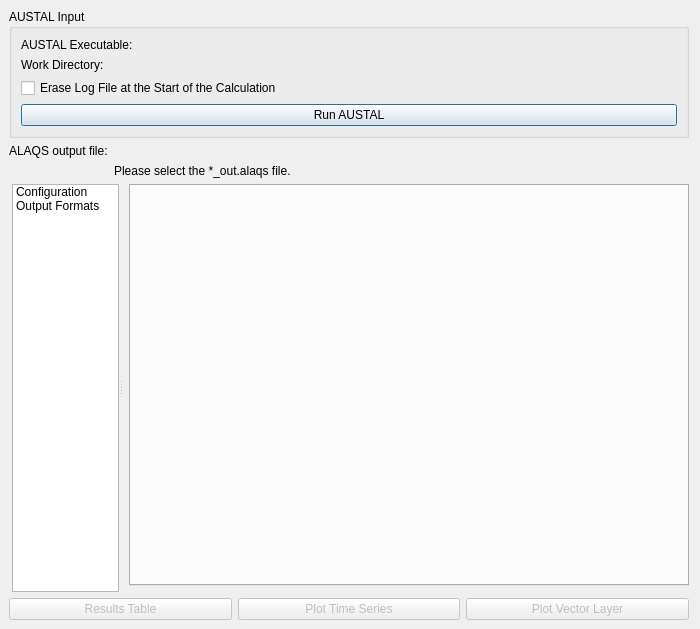
Old version of the form open_alaqs/ui/ui_run_austal.ui in the repository eurocontrol-asu/open_alaqs.
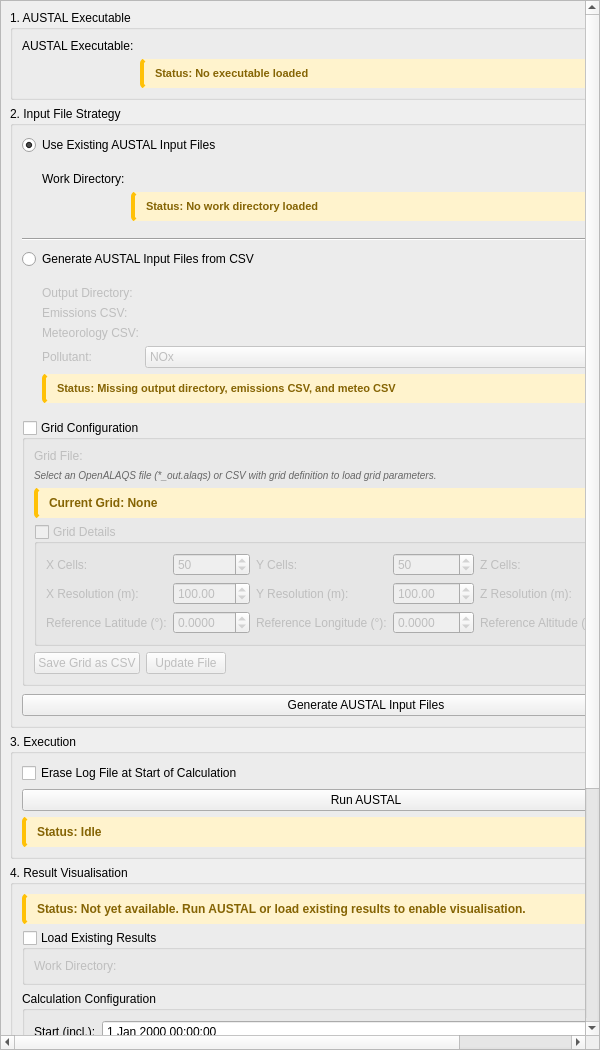
New version of the form. Icons and pictures are not drawn. Custom widgets are drawn as their Qt base class.

Commit message: [ui-rearchitecture] Redesign dispersion module with uploads, grid configuration and improved feedback for the inputs status

```diff
--- a/open_alaqs/ui/ui_run_austal.ui
+++ b/open_alaqs/ui/ui_run_austal.ui
@@ -6,14 +6,20 @@
    <rect>
     <x>0</x>
     <y>0</y>
-    <width>700</width>
-    <height>629</height>
+    <width>600</width>
+    <height>1050</height>
    </rect>
   </property>
+  <property name="minimumSize">
+   <size>
+    <width>500</width>
+    <height>450</height>
+   </size>
+  </property>
   <property name="sizePolicy">
-   <sizepolicy hsizetype="MinimumExpanding" vsizetype="Fixed">
-    <horstretch>0</horstretch>
-    <verstretch>0</verstretch>
+   <sizepolicy hsizetype="Expanding" vsizetype="Expanding">
+    <horstretch>1</horstretch>
+    <verstretch>1</verstretch>
    </sizepolicy>
   </property>
   <property name="windowTitle">
@@ -24,22 +30,59 @@
   </property>
   <layout class="QVBoxLayout" name="verticalLayout">
    <property name="leftMargin">
-    <number>9</number>
+    <number>0</number>
    </property>
    <property name="topMargin">
-    <number>9</number>
+    <number>0</number>
+   </property>
+   <property name="rightMargin">
+    <number>0</number>
    </property>
    <property name="bottomMargin">
-    <number>9</number>
+    <number>0</number>
    </property>
+   <property name="spacing">
+    <number>0</number>
+   </property>
    <item>
-    <widget class="QGroupBox" name="outputGroupBox">
+    <widget class="QScrollArea" name="scrollArea">
+     <property name="widgetResizable">
+      <bool>true</bool>
+     </property>
+     <widget class="QWidget" name="scrollContents">
+      <property name="geometry">
+       <rect>
+        <x>0</x>
+        <y>0</y>
+        <width>882</width>
+        <height>1082</height>
+       </rect>
+      </property>
+      <layout class="QVBoxLayout" name="mainVerticalLayout">
+       <property name="leftMargin">
+        <number>9</number>
+       </property>
+       <property name="topMargin">
+        <number>9</number>
+       </property>
+       <property name="rightMargin">
+        <number>9</number>
+       </property>
+       <property name="bottomMargin">
+        <number>9</number>
+       </property>
+       <property name="spacing">
+        <number>6</number>
+       </property>
+   <!-- Section 1: AUSTAL Executable -->
+   <item>
+    <widget class="QGroupBox" name="executableGroupBox">
      <property name="title">
-      <string>AUSTAL Input</string>
+      <string>1. AUSTAL Executable</string>
      </property>
-     <layout class="QGridLayout" name="gridLayout">
+     <layout class="QFormLayout" name="executableLayout">
       <item row="0" column="0">
-       <widget class="QLabel" name="label">
+       <widget class="QLabel" name="executableLabel">
         <property name="text">
          <string>AUSTAL Executable:</string>
         </property>
@@ -55,31 +98,552 @@
         </property>
        </widget>
       </item>
-      <item row="1" column="0">
-       <widget class="QLabel" name="label_2">
-        <property name="text">
-         <string>Work Directory:</string>
-        </property>
-       </widget>
-      </item>
       <item row="1" column="1">
-       <widget class="QgsFileWidget" name="work_directory_path">
+       <widget class="QLabel" name="executableStatusLabel">
+        <property name="text">
+         <string>Status: No executable loaded</string>
+        </property>
+        <property name="styleSheet">
+         <string>background-color: #fff3cd; padding: 8px; border-radius: 4px; border-left: 4px solid #ffc107; color: #856404; font-weight: bold; font-size: 11px;</string>
+        </property>
+       </widget>
+      </item>
+     </layout>
+    </widget>
+   </item>
+   <!-- Section 2: Input File Strategy -->
+   <item>
+    <widget class="QGroupBox" name="inputStrategyGroupBox">
+     <property name="title">
+      <string>2. Input File Strategy</string>
+     </property>
+     <layout class="QVBoxLayout" name="inputStrategyLayout">
+      <property name="spacing">
+       <number>8</number>
+      </property>
+      <!-- Option A: Use Existing Files -->
+      <item>
+       <widget class="QRadioButton" name="useExistingFilesRadio">
+        <property name="text">
+         <string>Use Existing AUSTAL Input Files</string>
+        </property>
+        <property name="checked">
+         <bool>true</bool>
+        </property>
+       </widget>
+      </item>
+      <item>
+       <widget class="QFrame" name="existingFilesFrame">
+        <property name="visible">
+         <bool>true</bool>
+        </property>
+        <property name="frameShape">
+         <enum>QFrame::NoFrame</enum>
+        </property>
+        <layout class="QFormLayout" name="existingFilesLayout">
+         <property name="leftMargin">
+          <number>20</number>
+         </property>
+         <item row="0" column="0">
+          <widget class="QLabel" name="existingWorkDirLabel">
+           <property name="text">
+            <string>Work Directory:</string>
+           </property>
+          </widget>
+         </item>
+         <item row="0" column="1">
+          <widget class="QgsFileWidget" name="work_directory_path">
+           <property name="sizePolicy">
+            <sizepolicy hsizetype="Expanding" vsizetype="Fixed">
+             <horstretch>1</horstretch>
+             <verstretch>0</verstretch>
+            </sizepolicy>
+           </property>
+          </widget>
+         </item>
+         <item row="1" column="1">
+          <widget class="QLabel" name="existingFilesStatusLabel">
+           <property name="text">
+            <string>Status: No work directory loaded</string>
+           </property>
+           <property name="styleSheet">
+            <string>background-color: #fff3cd; padding: 8px; border-radius: 4px; border-left: 4px solid #ffc107; color: #856404; font-weight: bold; font-size: 11px;</string>
+           </property>
+          </widget>
+         </item>
+        </layout>
+       </widget>
+      </item>
+      <!-- Separator -->
+      <item>
+       <widget class="Line" name="inputStrategyLine">
+        <property name="orientation">
+         <enum>Qt::Horizontal</enum>
+        </property>
+       </widget>
+      </item>
+      <!-- Option B: Generate from CSV -->
+      <item>
+       <widget class="QRadioButton" name="generateFromCsvRadio">
+        <property name="text">
+         <string>Generate AUSTAL Input Files from CSV</string>
+        </property>
+       </widget>
+      </item>
+      <item>
+       <widget class="QFrame" name="generateFromCsvFrame">
+        <property name="visible">
+         <bool>false</bool>
+        </property>
+        <property name="enabled">
+         <bool>false</bool>
+        </property>
+        <property name="frameShape">
+         <enum>QFrame::NoFrame</enum>
+        </property>
+        <layout class="QFormLayout" name="generateFromCsvLayout">
+         <property name="leftMargin">
+          <number>20</number>
+         </property>
+         <item row="0" column="0">
+          <widget class="QLabel" name="csvOutputDirLabel">
+           <property name="text">
+            <string>Output Directory:</string>
+           </property>
+          </widget>
+         </item>
+         <item row="0" column="1">
+          <widget class="QgsFileWidget" name="output_directory_path">
+           <property name="sizePolicy">
+            <sizepolicy hsizetype="Expanding" vsizetype="Fixed">
+             <horstretch>1</horstretch>
+             <verstretch>0</verstretch>
+            </sizepolicy>
+           </property>
+          </widget>
+         </item>
+         <item row="1" column="0">
+          <widget class="QLabel" name="emissionsCsvLabel">
+           <property name="text">
+            <string>Emissions CSV:</string>
+           </property>
+          </widget>
+         </item>
+         <item row="1" column="1">
+          <widget class="QgsFileWidget" name="emissions_csv_path">
+           <property name="sizePolicy">
+            <sizepolicy hsizetype="Expanding" vsizetype="Fixed">
+             <horstretch>1</horstretch>
+             <verstretch>0</verstretch>
+            </sizepolicy>
+           </property>
+          </widget>
+         </item>
+         <item row="2" column="0">
+          <widget class="QLabel" name="meteoCsvLabel">
+           <property name="text">
+            <string>Meteorology CSV:</string>
+           </property>
+          </widget>
+         </item>
+         <item row="2" column="1">
+          <widget class="QgsFileWidget" name="meteo_csv_path">
+           <property name="sizePolicy">
+            <sizepolicy hsizetype="Expanding" vsizetype="Fixed">
+             <horstretch>1</horstretch>
+             <verstretch>0</verstretch>
+            </sizepolicy>
+           </property>
+          </widget>
+         </item>
+         <item row="3" column="0">
+          <widget class="QLabel" name="pollutantLabel">
+           <property name="text">
+            <string>Pollutant:</string>
+           </property>
+          </widget>
+         </item>
+         <item row="3" column="1">
+          <widget class="QComboBox" name="pollutant_combo">
+           <item>
+            <property name="text">
+             <string>NOx</string>
+            </property>
+           </item>
+           <item>
+            <property name="text">
+             <string>CO</string>
+            </property>
+           </item>
+           <item>
+            <property name="text">
+             <string>HC</string>
+            </property>
+           </item>
+           <item>
+            <property name="text">
+             <string>PM10</string>
+            </property>
+           </item>
+           <item>
+            <property name="text">
+             <string>PM2.5</string>
+            </property>
+           </item>
+           <item>
+            <property name="text">
+             <string>SOx</string>
+            </property>
+           </item>
+           <item>
+            <property name="text">
+             <string>CO2</string>
+            </property>
+           </item>
+          </widget>
+         </item>
+         <item row="4" column="0" colspan="2">
+          <widget class="QLabel" name="external_files_feedback">
+           <property name="text">
+            <string>Status: Missing output directory, emissions CSV, and meteo CSV</string>
+           </property>
+           <property name="styleSheet">
+            <string>background-color: #fff3cd; padding: 8px; border-radius: 4px; border-left: 4px solid #ffc107; color: #856404; font-weight: bold; font-size: 11px;</string>
+           </property>
+          </widget>
+         </item>
+        </layout>
+       </widget>
+      </item>
+      <!-- Grid Management Section (Collapsible) -->
+      <item>
+       <widget class="QGroupBox" name="gridManagementGroupBox">
+        <property name="title">
+         <string>Grid Configuration</string>
+        </property>
+        <property name="checkable">
+         <bool>true</bool>
+        </property>
+        <property name="checked">
+         <bool>false</bool>
+        </property>
+        <layout class="QVBoxLayout" name="gridManagementLayout">
+         <item>
+          <layout class="QFormLayout" name="gridSourceLayout">
+           <item row="0" column="0">
+            <widget class="QLabel" name="gridSourceLabel">
+             <property name="text">
+              <string>Grid File:</string>
+             </property>
+            </widget>
+           </item>
+           <item row="0" column="1">
+            <widget class="QgsFileWidget" name="gridSourceFilePath">
+             <property name="sizePolicy">
+              <sizepolicy hsizetype="Expanding" vsizetype="Fixed">
+               <horstretch>1</horstretch>
+               <verstretch>0</verstretch>
+              </sizepolicy>
+             </property>
+            </widget>
+           </item>
+          </layout>
+         </item>
+         <item>
+          <widget class="QLabel" name="gridSourceHelpLabel">
+           <property name="text">
+            <string>Select an OpenALAQS file (*_out.alaqs) or CSV with grid definition to load grid parameters.</string>
+           </property>
+           <property name="wordWrap">
+            <bool>true</bool>
+           </property>
+           <property name="styleSheet">
+            <string>color: #666666; font-style: italic; font-size: 10px;</string>
+           </property>
+          </widget>
+         </item>
+         <item>
+          <widget class="QLabel" name="currentGridSummaryLabel">
+           <property name="text">
+            <string>Current Grid: None</string>
+           </property>
+           <property name="styleSheet">
+            <string>background-color: #fff3cd; padding: 8px; border-radius: 4px; border-left: 4px solid #ffc107; color: #856404; font-weight: bold;</string>
+           </property>
+          </widget>
+         </item>
+         <!-- Grid Details (Collapsible) -->
+         <item>
+          <widget class="QGroupBox" name="gridDetailsGroupBox">
+           <property name="title">
+            <string>Grid Details</string>
+           </property>
+           <property name="checkable">
+            <bool>true</bool>
+           </property>
+           <property name="checked">
+            <bool>false</bool>
+           </property>
+           <layout class="QGridLayout" name="gridDetailsLayout">
+            <item row="0" column="0">
+             <widget class="QLabel" name="xCellsLabel">
+              <property name="text">
+               <string>X Cells:</string>
+              </property>
+             </widget>
+            </item>
+            <item row="0" column="1">
+             <widget class="QSpinBox" name="xCellsSpinBox">
+              <property name="minimum">
+               <number>1</number>
+              </property>
+              <property name="maximum">
+               <number>1000</number>
+              </property>
+              <property name="value">
+               <number>50</number>
+              </property>
+             </widget>
+            </item>
+            <item row="0" column="2">
+             <widget class="QLabel" name="yCellsLabel">
+              <property name="text">
+               <string>Y Cells:</string>
+              </property>
+             </widget>
+            </item>
+            <item row="0" column="3">
+             <widget class="QSpinBox" name="yCellsSpinBox">
+              <property name="minimum">
+               <number>1</number>
+              </property>
+              <property name="maximum">
+               <number>1000</number>
+              </property>
+              <property name="value">
+               <number>50</number>
+              </property>
+             </widget>
+            </item>
+            <item row="0" column="4">
+             <widget class="QLabel" name="zCellsLabel">
+              <property name="text">
+               <string>Z Cells:</string>
+              </property>
+             </widget>
+            </item>
+            <item row="0" column="5">
+             <widget class="QSpinBox" name="zCellsSpinBox">
+              <property name="minimum">
+               <number>1</number>
+              </property>
+              <property name="maximum">
+               <number>1000</number>
+              </property>
+              <property name="value">
+               <number>1</number>
+              </property>
+             </widget>
+            </item>
+            <item row="1" column="0">
+             <widget class="QLabel" name="xResolutionLabel">
+              <property name="text">
+               <string>X Resolution (m):</string>
+              </property>
+             </widget>
+            </item>
+            <item row="1" column="1">
+             <widget class="QDoubleSpinBox" name="xResolutionSpinBox">
+              <property name="minimum">
+               <double>1.0</double>
+              </property>
+              <property name="maximum">
+               <double>10000.0</double>
+              </property>
+              <property name="value">
+               <double>100.0</double>
+              </property>
+             </widget>
+            </item>
+            <item row="1" column="2">
+             <widget class="QLabel" name="yResolutionLabel">
+              <property name="text">
+               <string>Y Resolution (m):</string>
+              </property>
+             </widget>
+            </item>
+            <item row="1" column="3">
+             <widget class="QDoubleSpinBox" name="yResolutionSpinBox">
+              <property name="minimum">
+               <double>1.0</double>
+              </property>
+              <property name="maximum">
+               <double>10000.0</double>
+              </property>
+              <property name="value">
+               <double>100.0</double>
+              </property>
+             </widget>
+            </item>
+            <item row="1" column="4">
+             <widget class="QLabel" name="zResolutionLabel">
+              <property name="text">
+               <string>Z Resolution (m):</string>
+              </property>
+             </widget>
+            </item>
+            <item row="1" column="5">
+             <widget class="QDoubleSpinBox" name="zResolutionSpinBox">
+              <property name="minimum">
+               <double>1.0</double>
+              </property>
+              <property name="maximum">
+               <double>1000.0</double>
+              </property>
+              <property name="value">
+               <double>50.0</double>
+              </property>
+             </widget>
+            </item>
+            <item row="2" column="0">
+             <widget class="QLabel" name="refLatLabel">
+              <property name="text">
+               <string>Reference Latitude (°):</string>
+              </property>
+             </widget>
+            </item>
+            <item row="2" column="1">
+             <widget class="QDoubleSpinBox" name="refLatSpinBox">
+              <property name="decimals">
+               <number>4</number>
+              </property>
+              <property name="minimum">
+               <double>-90.0</double>
+              </property>
+              <property name="maximum">
+               <double>90.0</double>
+              </property>
+              <property name="value">
+               <double>0.0</double>
+              </property>
+             </widget>
+            </item>
+            <item row="2" column="2">
+             <widget class="QLabel" name="refLonLabel">
+              <property name="text">
+               <string>Reference Longitude (°):</string>
+              </property>
+             </widget>
+            </item>
+            <item row="2" column="3">
+             <widget class="QDoubleSpinBox" name="refLonSpinBox">
+              <property name="decimals">
+               <number>4</number>
+              </property>
+              <property name="minimum">
+               <double>-180.0</double>
+              </property>
+              <property name="maximum">
+               <double>180.0</double>
+              </property>
+              <property name="value">
+               <double>0.0</double>
+              </property>
+             </widget>
+            </item>
+            <item row="2" column="4">
+             <widget class="QLabel" name="refAltLabel">
+              <property name="text">
+               <string>Reference Altitude (m):</string>
+              </property>
+             </widget>
+            </item>
+            <item row="2" column="5">
+             <widget class="QDoubleSpinBox" name="refAltSpinBox">
+              <property name="minimum">
+               <double>0.0</double>
+              </property>
+              <property name="maximum">
+               <double>30000.0</double>
+              </property>
+              <property name="value">
+               <double>0.0</double>
+              </property>
+             </widget>
+            </item>
+           </layout>
+          </widget>
+         </item>
+         <!-- Grid Save/Export Buttons -->
+         <item>
+          <layout class="QHBoxLayout" name="gridSaveLayout">
+           <item>
+            <widget class="QPushButton" name="saveGridCsvBtn">
+             <property name="text">
+              <string>Save Grid as CSV</string>
+             </property>
+            </widget>
+           </item>
+           <item>
+            <widget class="QPushButton" name="updateFileBtn">
+             <property name="text">
+              <string>Update File</string>
+             </property>
+            </widget>
+           </item>
+           <item>
+            <spacer name="gridSaveSpacer">
+             <property name="orientation">
+              <enum>Qt::Horizontal</enum>
+             </property>
+             <property name="sizeHint" stdset="0">
+              <size>
+               <width>40</width>
+               <height>20</height>
+              </size>
+             </property>
+            </spacer>
+           </item>
+          </layout>
+         </item>
+        </layout>
+       </widget>
+      </item>
+      <!-- Generate Button -->
+      <item>
+       <widget class="QPushButton" name="generateFromCsvBtn">
         <property name="sizePolicy">
          <sizepolicy hsizetype="Expanding" vsizetype="Fixed">
           <horstretch>1</horstretch>
           <verstretch>0</verstretch>
          </sizepolicy>
         </property>
+        <property name="minimumHeight">
+         <number>35</number>
+        </property>
+        <property name="text">
+         <string>Generate AUSTAL Input Files</string>
+        </property>
        </widget>
       </item>
-      <item row="2" column="0" colspan="2">
+     </layout>
+    </widget>
+   </item>
+   <!-- Section 3: Execution -->
+   <item>
+    <widget class="QGroupBox" name="runGroupBox">
+     <property name="title">
+      <string>3. Execution</string>
+     </property>
+     <layout class="QVBoxLayout" name="runLayout">
+      <item>
        <widget class="QCheckBox" name="erase_log">
         <property name="text">
-         <string>Erase Log File at the Start of the Calculation</string>
+         <string>Erase Log File at Start of Calculation</string>
         </property>
        </widget>
       </item>
-      <item row="3" column="0" colspan="2">
+      <item>
        <widget class="QPushButton" name="RunA2K">
         <property name="sizePolicy">
          <sizepolicy hsizetype="Expanding" vsizetype="Fixed">
@@ -92,171 +656,290 @@
         </property>
        </widget>
       </item>
+      <item>
+       <widget class="QLabel" name="executionStatusLabel">
+        <property name="text">
+         <string>Status: Idle</string>
+        </property>
+        <property name="styleSheet">
+         <string>background-color: #fff3cd; padding: 8px; border-radius: 4px; border-left: 4px solid #ffc107; color: #856404; font-weight: bold;</string>
+        </property>
+       </widget>
+      </item>
      </layout>
     </widget>
    </item>
+   <!-- Section 4: Result Visualisation -->
    <item>
-    <layout class="QFormLayout" name="formLayout_2">
-     <item row="0" column="0">
-      <widget class="QLabel" name="alaqs_output_file">
-       <property name="text">
-        <string>ALAQS output file:</string>
-       </property>
-      </widget>
-     </item>
-     <item row="0" column="1">
-      <widget class="QgsFileWidget" name="alaqs_file_path">
-       <property name="sizePolicy">
-        <sizepolicy hsizetype="Expanding" vsizetype="Fixed">
-         <horstretch>1</horstretch>
-         <verstretch>0</verstretch>
-        </sizepolicy>
-       </property>
-      </widget>
-     </item>
-     <item row="1" column="1">
-      <widget class="QLabel" name="alaqs_file_path_feedback">
-       <property name="sizePolicy">
-        <sizepolicy hsizetype="Preferred" vsizetype="Minimum">
-         <horstretch>0</horstretch>
-         <verstretch>0</verstretch>
-        </sizepolicy>
-       </property>
-       <property name="text">
-        <string>Please select the *_out.alaqs file.</string>
-       </property>
-      </widget>
-     </item>
-    </layout>
-   </item>
-   <item>
-    <widget class="QFrame" name="configuration_container">
-     <property name="sizePolicy">
-      <sizepolicy hsizetype="Expanding" vsizetype="Expanding">
-       <horstretch>1</horstretch>
-       <verstretch>1</verstretch>
-      </sizepolicy>
+    <widget class="QGroupBox" name="visualisationGroupBox">
+     <property name="title">
+      <string>4. Result Visualisation</string>
      </property>
-     <property name="frameShape">
-      <enum>QFrame::NoFrame</enum>
-     </property>
-     <property name="frameShadow">
-      <enum>QFrame::Raised</enum>
-     </property>
-     <layout class="QGridLayout" name="gridLayout_6">
-      <property name="leftMargin">
-       <number>0</number>
-      </property>
-      <property name="topMargin">
-       <number>0</number>
-      </property>
-      <property name="rightMargin">
-       <number>0</number>
-      </property>
-      <property name="bottomMargin">
-       <number>0</number>
-      </property>
-      <property name="horizontalSpacing">
-       <number>0</number>
-      </property>
-      <item row="0" column="1">
-       <widget class="QSplitter" name="configuration_splitter">
-        <property name="orientation">
-         <enum>Qt::Horizontal</enum>
+     <layout class="QVBoxLayout" name="visualisationLayout">
+      <!-- Visualisation Status (Full Width) -->
+      <item>
+       <widget class="QLabel" name="visualisationStatusLabel">
+        <property name="text">
+         <string>Status: Not yet available. Run AUSTAL or load existing results to enable visualisation.</string>
         </property>
-        <property name="childrenCollapsible">
+        <property name="wordWrap">
+         <bool>true</bool>
+        </property>
+        <property name="styleSheet">
+         <string>background-color: #fff3cd; padding: 8px; border-radius: 4px; border-left: 4px solid #ffc107; color: #856404; font-weight: bold;</string>
+        </property>
+       </widget>
+      </item>
+      <!-- Load Existing Results -->
+      <item>
+       <widget class="QGroupBox" name="loadResultsGroupBox">
+        <property name="title">
+         <string>Load Existing Results</string>
+        </property>
+        <property name="checkable">
+         <bool>true</bool>
+        </property>
+        <property name="checked">
          <bool>false</bool>
         </property>
-        <widget class="QFrame" name="configuration_modules">
-         <property name="sizePolicy">
-          <sizepolicy hsizetype="Expanding" vsizetype="Expanding">
-           <horstretch>1</horstretch>
-           <verstretch>0</verstretch>
-          </sizepolicy>
-         </property>
-         <property name="minimumSize">
-          <size>
-           <width>32</width>
-           <height>0</height>
-          </size>
-         </property>
-         <property name="frameShape">
-          <enum>QFrame::NoFrame</enum>
-         </property>
-         <property name="frameShadow">
-          <enum>QFrame::Raised</enum>
-         </property>
-         <layout class="QVBoxLayout" name="verticalLayout_23">
-          <property name="leftMargin">
-           <number>3</number>
+        <layout class="QFormLayout" name="loadResultsLayout">
+         <item row="0" column="0">
+          <widget class="QLabel" name="loadResultsLabel">
+           <property name="text">
+            <string>Work Directory:</string>
+           </property>
+          </widget>
+         </item>
+         <item row="0" column="1">
+          <widget class="QgsFileWidget" name="resultsWorkDirectoryPath">
+           <property name="sizePolicy">
+            <sizepolicy hsizetype="Expanding" vsizetype="Fixed">
+             <horstretch>1</horstretch>
+             <verstretch>0</verstretch>
+            </sizepolicy>
+           </property>
+          </widget>
+         </item>
+        </layout>
+       </widget>
+      </item>
+      <!-- Calculation Configuration (Collapsible) -->
+      <item>
+       <widget class="QGroupBox" name="calculationConfigGroupBox">
+        <property name="title">
+         <string>Calculation Configuration</string>
+        </property>
+        <layout class="QFormLayout" name="calculationConfigLayout">
+         <item row="0" column="0">
+          <widget class="QLabel" name="startDtLabel">
+           <property name="text">
+            <string>Start (incl.):</string>
+           </property>
+          </widget>
+         </item>
+         <item row="0" column="1">
+          <widget class="QDateTimeEdit" name="startDtEdit">
+           <property name="dateTime">
+            <datetime>
+             <year>2000</year>
+             <month>1</month>
+             <day>1</day>
+             <hour>0</hour>
+             <minute>0</minute>
+             <second>0</second>
+            </datetime>
+           </property>
+          </widget>
+         </item>
+         <item row="1" column="0">
+          <widget class="QLabel" name="endDtLabel">
+           <property name="text">
+            <string>End (incl.):</string>
+           </property>
+          </widget>
+         </item>
+         <item row="1" column="1">
+          <widget class="QDateTimeEdit" name="endDtEdit">
+           <property name="dateTime">
+            <datetime>
+             <year>2000</year>
+             <month>1</month>
+             <day>2</day>
+             <hour>0</hour>
+             <minute>0</minute>
+             <second>0</second>
+            </datetime>
+           </property>
+          </widget>
+         </item>
+         <item row="2" column="0">
+          <widget class="QLabel" name="averagingLabel">
+           <property name="text">
+            <string>Averaging:</string>
+           </property>
+          </widget>
+         </item>
+         <item row="2" column="1">
+          <widget class="QComboBox" name="averagingCombo">
+           <item>
+            <property name="text">
+             <string>hourly</string>
+            </property>
+           </item>
+           <item>
+            <property name="text">
+             <string>8-hours mean</string>
+            </property>
+           </item>
+           <item>
+            <property name="text">
+             <string>daily mean</string>
+            </property>
+           </item>
+           <item>
+            <property name="text">
+             <string>annual mean</string>
+            </property>
+           </item>
+          </widget>
+         </item>
+         <item row="3" column="0">
+          <widget class="QLabel" name="resultPollutantLabel">
+           <property name="text">
+            <string>Pollutant:</string>
+           </property>
+          </widget>
+         </item>
+         <item row="3" column="1">
+          <widget class="QComboBox" name="resultPollutantCombo">
+           <item>
+            <property name="text">
+             <string>NOx</string>
+            </property>
+           </item>
+           <item>
+            <property name="text">
+             <string>CO</string>
+            </property>
+           </item>
+           <item>
+            <property name="text">
+             <string>HC</string>
+            </property>
+           </item>
+           <item>
+            <property name="text">
+             <string>PM10</string>
+            </property>
+           </item>
+           <item>
+            <property name="text">
+             <string>PM2.5</string>
+            </property>
+           </item>
+           <item>
+            <property name="text">
+             <string>SOx</string>
+            </property>
+           </item>
+           <item>
+            <property name="text">
+             <string>CO2</string>
+            </property>
+           </item>
+          </widget>
+         </item>
+        </layout>
+       </widget>
+      </item>
+      <!-- ALAQS Grid File (Collapsible, conditional) -->
+      <item>
+       <widget class="QGroupBox" name="alaqsGridGroupBox">
+        <property name="title">
+         <string>Load the Grid</string>
+        </property>
+        <property name="checkable">
+         <bool>true</bool>
+        </property>
+        <property name="checked">
+         <bool>false</bool>
+        </property>
+        <layout class="QFormLayout" name="alaqsGridLayout">
+         <item row="0" column="0">
+          <widget class="QLabel" name="alaqsGridFileLabel">
+           <property name="text">
+            <string>File:</string>
+           </property>
+          </widget>
+         </item>
+         <item row="0" column="1">
+          <widget class="QgsFileWidget" name="alaqs_file_path">
+           <property name="sizePolicy">
+            <sizepolicy hsizetype="Expanding" vsizetype="Fixed">
+             <horstretch>1</horstretch>
+             <verstretch>0</verstretch>
+            </sizepolicy>
+           </property>
+          </widget>
+         </item>
+         <item row="1" column="0" colspan="2">
+          <widget class="QLabel" name="alaqsGridHelpLabel">
+           <property name="text">
+            <string>Select an OpenALAQS file (*_out.alaqs) or CSV with grid definition for visualisation.</string>
+           </property>
+           <property name="wordWrap">
+            <bool>true</bool>
+           </property>
+           <property name="styleSheet">
+            <string>color: #666666; font-style: italic; font-size: 10px;</string>
+           </property>
+          </widget>
+         </item>
+         <item row="2" column="1">
+          <widget class="QLabel" name="alaqsGridStatusLabel">
+           <property name="text">
+            <string>Status: No grid file loaded</string>
+           </property>
+           <property name="styleSheet">
+            <string>background-color: #fff3cd; padding: 8px; border-radius: 4px; border-left: 4px solid #ffc107; color: #856404; font-weight: bold;</string>
+           </property>
+          </widget>
+         </item>
+        </layout>
+       </widget>
+      </item>
+      <!-- Result Visualisation Buttons -->
+      <item>
+       <layout class="QHBoxLayout" name="visualisationButtonsLayout">
+        <item>
+         <widget class="QPushButton" name="ResultsTable">
+          <property name="enabled">
+           <bool>false</bool>
           </property>
-          <property name="topMargin">
-           <number>0</number>
+          <property name="sizePolicy">
+           <sizepolicy hsizetype="Expanding" vsizetype="Fixed">
+            <horstretch>1</horstretch>
+            <verstretch>0</verstretch>
+           </sizepolicy>
           </property>
-          <property name="rightMargin">
-           <number>0</number>
+          <property name="minimumHeight">
+           <number>35</number>
           </property>
-          <property name="bottomMargin">
-           <number>0</number>
+          <property name="text">
+           <string>Results Table</string>
           </property>
-          <item>
-           <widget class="QListWidget" name="configuration_modules_list">
-            <property name="minimumSize">
-             <size>
-              <width>32</width>
-              <height>0</height>
-             </size>
-            </property>
-            <property name="showDropIndicator" stdset="0">
-             <bool>false</bool>
-            </property>
-            <property name="iconSize">
-             <size>
-              <width>20</width>
-              <height>20</height>
-             </size>
-            </property>
-            <item>
-             <property name="text">
-              <string>Configuration</string>
-             </property>
-             <property name="icon">
-              <iconset>
-               <normaloff>:/images/themes/default/propertyicons/action.svg</normaloff>:/images/themes/default/propertyicons/action.svg</iconset>
-             </property>
-            </item>
-            <item>
-             <property name="text">
-              <string>Output Formats</string>
-             </property>
-             <property name="icon">
-              <iconset>
-               <normaloff>:/images/themes/default/mActionFileSave.svg</normaloff>:/images/themes/default/mActionFileSave.svg</iconset>
-             </property>
-            </item>
-           </widget>
-          </item>
-         </layout>
-        </widget>
-        <widget class="QFrame" name="configuration_stack_container">
-         <property name="sizePolicy">
-          <sizepolicy hsizetype="Preferred" vsizetype="Preferred">
-           <horstretch>10</horstretch>
-           <verstretch>0</verstretch>
-          </sizepolicy>
-         </property>
-         <property name="frameShape">
-          <enum>QFrame::NoFrame</enum>
-         </property>
-         <property name="frameShadow">
-          <enum>QFrame::Raised</enum>
-         </property>
-         <layout class="QVBoxLayout" name="verticalLayout_5">
-          <property name="leftMargin">
-           <number>6</number>
+         </widget>
+        </item>
+        <item>
+         <widget class="QPushButton" name="PlotTimeSeries">
+          <property name="enabled">
+           <bool>false</bool>
           </property>
-          <property name="topMargin">
-           <number>0</number>
+          <property name="sizePolicy">
+           <sizepolicy hsizetype="Expanding" vsizetype="Fixed">
+            <horstretch>1</horstretch>
+            <verstretch>0</verstretch>
+           </sizepolicy>
           </property>
           <property name="rightMargin">
            <number>0</number>
@@ -264,110 +947,49 @@
           <property name="bottomMargin">
            <number>6</number>
           </property>
-          <item>
-           <widget class="QStackedWidget" name="configuration_stack">
-            <property name="currentIndex">
-             <number>0</number>
-            </property>
-            <widget class="QWidget" name="output_modules_page">
-             <layout class="QVBoxLayout" name="verticalLayout_9">
-              <property name="leftMargin">
-               <number>0</number>
-              </property>
-              <property name="topMargin">
-               <number>0</number>
-              </property>
-              <property name="rightMargin">
-               <number>0</number>
-              </property>
-              <property name="bottomMargin">
-               <number>0</number>
-              </property>
-              <item>
-               <widget class="QTabWidget" name="output_modules_tab_widget"/>
-              </item>
-             </layout>
-            </widget>
-            <widget class="QWidget" name="visualization_modules_page">
-             <layout class="QVBoxLayout" name="verticalLayout_10">
-              <property name="leftMargin">
-               <number>0</number>
-              </property>
-              <property name="topMargin">
-               <number>0</number>
-              </property>
-              <property name="rightMargin">
-               <number>0</number>
-              </property>
-              <property name="bottomMargin">
-               <number>0</number>
-              </property>
-              <item>
-               <widget class="QTabWidget" name="visualization_modules_tab_widget"/>
-              </item>
-             </layout>
-            </widget>
-            <widget class="QWidget" name="visualization_modules_page">
-             <layout class="QVBoxLayout" name="verticalLayout_10">
-              <property name="leftMargin">
-               <number>0</number>
-              </property>
-              <property name="topMargin">
-               <number>0</number>
-              </property>
-              <property name="rightMargin">
-               <number>0</number>
-              </property>
-              <property name="bottomMargin">
-               <number>0</number>
-              </property>
-              <item>
-               <widget class="QTabWidget" name="visualization_modules_tab_widget"/>
-              </item>
-             </layout>
-            </widget>
-           </widget>
-          </item>
-         </layout>
-        </widget>
-       </widget>
+         </widget>
+        </item>
+        <item>
+         <widget class="QPushButton" name="VisualiseResults">
+          <property name="enabled">
+           <bool>false</bool>
+          </property>
+          <property name="sizePolicy">
+           <sizepolicy hsizetype="Expanding" vsizetype="Fixed">
+            <horstretch>1</horstretch>
+            <verstretch>0</verstretch>
+           </sizepolicy>
+          </property>
+          <property name="minimumHeight">
+           <number>35</number>
+          </property>
+          <property name="text">
+           <string>Plot Vector Layer</string>
+          </property>
+         </widget>
+        </item>
+       </layout>
       </item>
      </layout>
     </widget>
    </item>
+   <!-- Stretch at bottom -->
    <item>
-    <layout class="QHBoxLayout" name="horizontalLayout_6">
-     <item>
-      <widget class="QPushButton" name="ResultsTable">
-       <property name="enabled">
-        <bool>false</bool>
-       </property>
-       <property name="text">
-        <string>Results Table</string>
-       </property>
-      </widget>
-     </item>
-     <item>
-      <widget class="QPushButton" name="PlotTimeSeries">
-       <property name="enabled">
-        <bool>false</bool>
-       </property>
-       <property name="text">
-        <string>Plot Time Series</string>
-       </property>
-      </widget>
-     </item>
-     <item>
-      <widget class="QPushButton" name="VisualiseResults">
-       <property name="enabled">
-        <bool>false</bool>
-       </property>
-       <property name="text">
-        <string>Plot Vector Layer</string>
-       </property>
-      </widget>
-     </item>
-    </layout>
+    <spacer name="verticalSpacer">
+     <property name="orientation">
+      <enum>Qt::Vertical</enum>
+     </property>
+     <property name="sizeHint" stdset="0">
+      <size>
+       <width>20</width>
+       <height>40</height>
+      </size>
+     </property>
+    </spacer>
+   </item>
+      </layout>
+     </widget>
+    </widget>
    </item>
   </layout>
  </widget>
```
Left out of the diff: 13 changed lines with no effect on the pictures. The commit also changes 1 other file.
